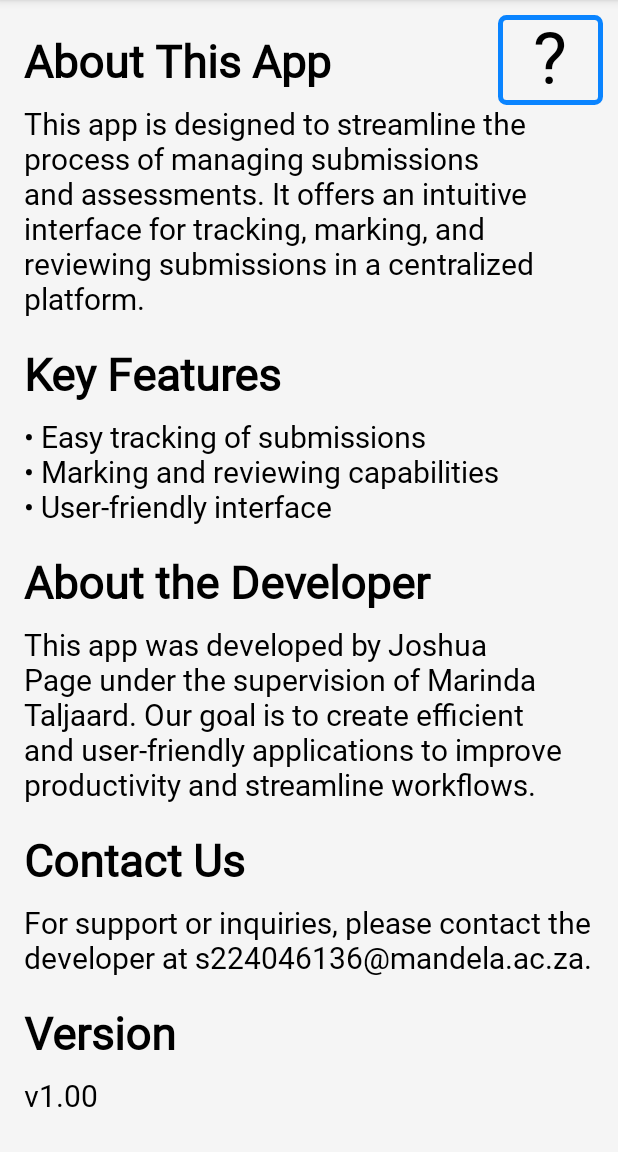
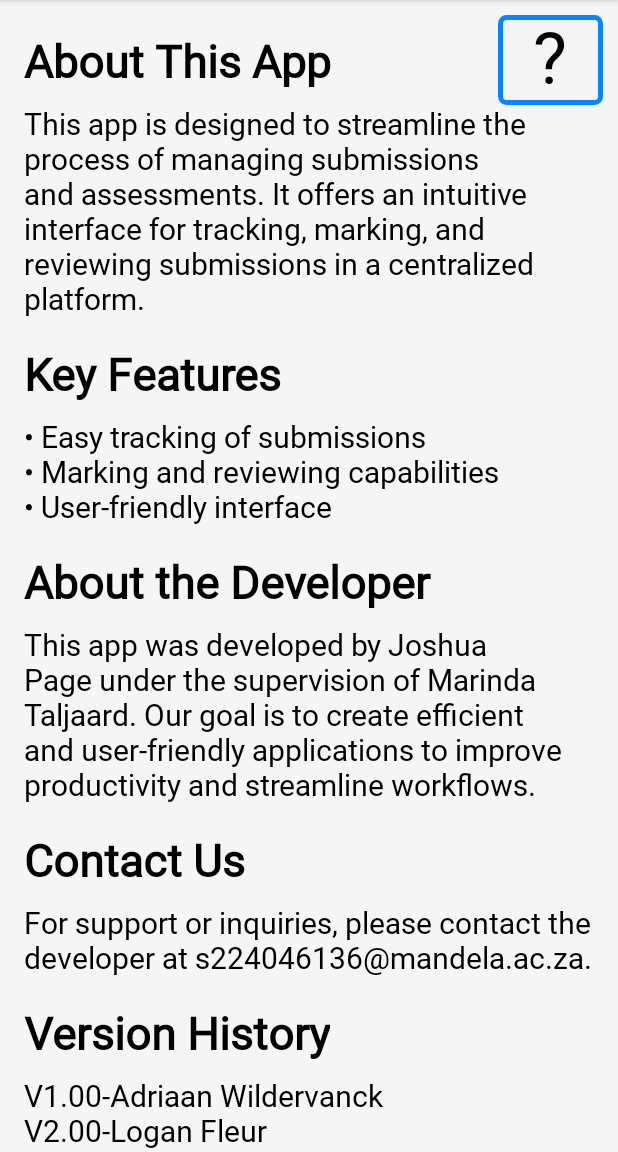
Before and after one commit to JoshP279/AndroidMAAT, an Android app: the MainActivity screen opened directly, with no data from a screen before it, in the side drawer, after a tap on "About", on a phone screen of 412 x 824 dp, the part 84-1236 px from its top. Run offline under Robolectric (Android 15) with nearby library versions, the phone set to English and light mode, and no system bars.

Commit message:
2024/09/24

```diff
--- a/radaeepdfmaster/src/main/java/com/radaee/activities/LogInActivity.kt
+++ b/radaeepdfmaster/src/main/java/com/radaee/activities/LogInActivity.kt
@@ -139,7 +139,7 @@ class LogInActivity : AppCompatActivity() {
                 requestReadWritePermissions()
             }
         } else {
-            requestReadWritePermissions()
+            requestReadWritePermissions() // For versions below Android 11
         }
     }
     /**
@@ -156,13 +156,13 @@ class LogInActivity : AppCompatActivity() {
     private fun requestReadWritePermissions() {
         val permissions = arrayOf(
             Manifest.permission.READ_EXTERNAL_STORAGE,
-            Manifest.permission.WRITE_EXTERNAL_STORAGE,
-            Manifest.permission.INTERNET
+            Manifest.permission.WRITE_EXTERNAL_STORAGE
         )
         if (!hasReadWritePermissions()) {
             ActivityCompat.requestPermissions(this, permissions, REQUEST_CODE_PERMISSIONS)
         }
     }
+
     /**
      * Checks if the email or password fields are empty and shows appropriate messages.
      * @return true if any of the fields are empty, false otherwise
--- a/radaeepdfmaster/src/main/java/com/radaee/objects/RetrofitClient.kt
+++ b/radaeepdfmaster/src/main/java/com/radaee/objects/RetrofitClient.kt
@@ -4,6 +4,7 @@ import android.app.ProgressDialog
 import android.content.Context
 import android.content.Intent
 import android.os.Environment
+import android.util.Log
 import android.view.View
 import androidx.recyclerview.widget.RecyclerView
 import com.radaee.activities.LogInActivity
--- a/radaeepdfmaster/src/main/res/menu/nav_menu.xml
+++ b/radaeepdfmaster/src/main/res/menu/nav_menu.xml
@@ -14,4 +14,7 @@
     <item
         android:id="@+id/nav_help"
         android:title="@string/help"/>
+    <item
+        android:id="@+id/nav_view_website"
+        android:title="@string/view_website"/>
 </menu>
--- a/radaeepdfmaster/src/main/res/values/strings.xml
+++ b/radaeepdfmaster/src/main/res/values/strings.xml
@@ -132,8 +132,8 @@
     <string name="about_dev_description">This app was developed by Joshua Page under the supervision of Marinda Taljaard. Our goal is to create efficient and user-friendly applications to improve productivity and streamline workflows.</string>
     <string name="contact_us_heading">Contact Us</string>
     <string name="contact_us_description">For support or inquiries, please contact the developer at s224046136@mandela.ac.za.</string>
-    <string name="version_heading">Version</string>
-    <string name="version_description">v1.00</string>
+    <string name="version_heading">Version History</string>
+    <string name="version_description">V1.00-Adriaan Wildervanck\nV2.00-Logan Fleur\nV3.00-Kupelo\nV4.00-Joshua Page</string>
     <string name="theme">Theme</string>
     <string name="marking_style">Marking Style</string>
     <string name="memorandum">Memorandum</string>
@@ -143,7 +143,7 @@
     <string name="fail_saved_message">Document not saved</string>
     <string name="pdf_fail_download">Failed to download PDF</string>
     <string name="pdf_fail_open">Failed to open PDF</string>
-    <string name="download_pdf">Downloading Submission PDF...</string>
+    <string name="download_pdf">Downloading Submission PDF…</string>
     <string name="pdf_fail_save">Failed to save PDF</string>
     <string name="pdf_saved_message">PDF saved as %1$s in %2$s</string>
     <string name="marking_style1">Right Handed Ticks</string>
@@ -154,7 +154,7 @@
     <string name="fail_load_submissions">Failed to load submissions</string>
     <string name="submission_status_success">Submission status updated successfully</string>
     <string name="submission_status_fail">Failed to updated submission status</string>
-    <string name="uploading_pdf">Uploading Submission PDF...</string>
+    <string name="uploading_pdf">Uploading Submission PDF…</string>
     <string name="upload_succes">Successfully uploaded submission</string>
     <string name="upload_fail">Failed to upload submission PDF</string>
     <string name="recent_submissions">Recent Submissions</string>
@@ -165,8 +165,8 @@
     <string name="no_offline_submissions">No offline submissions found</string>
     <string name="pdf_not_found">Submission PDF not found!</string>
     <string name="download_all">Download all submissions</string>
-    <string name="downloading_submissions">Downloading all submissions and memo...</string>
-    <string name="download_memo_pdf">Downloading memo PDF...</string>
+    <string name="downloading_submissions">Downloading all submissions and memo…</string>
+    <string name="download_memo_pdf">Downloading memo PDF…</string>
     <string name="email_invalid">Invalid email address</string>
     <string name="marking_style_updated">Marking Style updated successfully!</string>
     <string name="marking_style_update_fail">Failed to update marking style.</string>
@@ -177,14 +177,17 @@
     <string name="undo_explainer">This is the undo button. Clicking this will undo your last annotation action</string>
     <string name="redo_explainer">This button will redo any of the last annotations you have removed or undone.</string>
     <string name="save_explainer">This will save your annotations to the PDF document. Make sure you save before setting the submission as marked!</string>
-    <string name="ink_explainer">This button will activate annotation functionality; first click will allow you to edit the submission, and second will make those edits to the submission.</string>
+    <string name="ink_explainer">This button activates the annotation mode. The first click allows you to make annotations using a stylus, and the second click finalizes your input and exits the annotation mode.</string>
     <string name="text_explainer">This button will allow you to type out comments.</string>
     <string name="pdf_reader_help_header">Assess Submissions</string>
     <string name="pdfreader_help_text">This activity allows you to assess submissions. Try long pressing each of the buttons in the stylus bar if you are unsure of what they do.</string>
-    <string name="updating_submission">Updating Submission Status...</string>
+    <string name="updating_submission">Updating Submission Status…</string>
     <string name="pdf_success_download">Submissions and Memorandum download successfully</string>
     <string name="edit_mark">Edit Mark</string>
     <string name="mark_updated">Successfully edited submission mark</string>
     <string name="mark_update_fail">Failed to edit submission mark</string>
     <string name="invalid_mark">Invalid mark. Please enter a valid number between 0 and 100.</string>
+    <string name="pdfhelper_message">This section allows you to mark submissions. If you are unsure about any of the actions in the stylus toolbar, simply click and hold on a button to see its function. You can also resize the middle bar to adjust the view between the submission and the memorandum according to your preference.</string>
+    <string name="view_website">View Website</string>
+    <string name="view_website_msg">Are you sure you want to visit the website? (This will open the website in a browser)</string>
 </resources>
```
Also changed, not shown: ViewLib/src/main/java/com/radaee/annotui/UIAnnotMenu.java (+18 -20 lines), ViewLib/src/main/res/layout/pop_annot.xml (+8 -8 lines), radaeepdfmaster/src/main/java/com/radaee/activities/MainActivity.kt (+16 -0 lines), radaeepdfmaster/src/main/java/com/radaee/activities/PDFReaderActivity.java (+24 -3 lines), radaeepdfmaster/src/main/java/com/radaee/activities/SubmissionsActivity.kt (+5 -3 lines), radaeepdfmaster/src/main/java/com/radaee/objects/FileUtil.kt (+13 -5 lines), radaeepdfmaster/src/main/res/layout/activity_pdf_reader.xml (+14 -1 lines).
